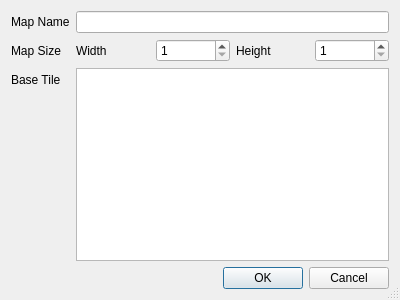
The window that hexmap_qt/hexmap_widgets/dialogs/new_map_dialog.ui (mflagel/asdf_multiplat) describes before a commit, drawn with Qt 5.
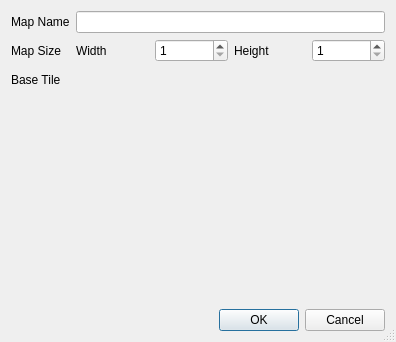
The same window after the commit. Custom widgets are drawn as their Qt base class.

Commit message: new_map_dialog now has a palette_widget_t for selecting the base tile of the map (does not currently use the selected value, need to modify editor_t code first)

```diff
--- a/hexmap_qt/hexmap_widgets/dialogs/new_map_dialog.ui
+++ b/hexmap_qt/hexmap_widgets/dialogs/new_map_dialog.ui
@@ -6,8 +6,8 @@
    <rect>
     <x>0</x>
     <y>0</y>
-    <width>400</width>
-    <height>300</height>
+    <width>396</width>
+    <height>342</height>
    </rect>
   </property>
   <property name="windowTitle">
@@ -22,6 +22,9 @@
   <layout class="QVBoxLayout" name="verticalLayout">
    <item>
     <layout class="QFormLayout" name="formLayout_2">
+     <property name="fieldGrowthPolicy">
+      <enum>QFormLayout::AllNonFixedFieldsGrow</enum>
+     </property>
      <item row="0" column="0">
       <widget class="QLabel" name="lbl_mapName">
        <property name="text">
@@ -109,36 +112,14 @@
       </widget>
      </item>
      <item row="2" column="1">
-      <layout class="QHBoxLayout" name="horizontalLayout_3">
-       <item>
-        <widget class="QListView" name="list_baseTile">
-         <property name="verticalScrollBarPolicy">
-          <enum>Qt::ScrollBarAlwaysOff</enum>
-         </property>
-         <property name="sizeAdjustPolicy">
-          <enum>QAbstractScrollArea::AdjustToContents</enum>
-         </property>
-         <property name="dragDropMode">
-          <enum>QAbstractItemView::DragDrop</enum>
-         </property>
-         <property name="defaultDropAction">
-          <enum>Qt::IgnoreAction</enum>
-         </property>
-         <property name="movement">
-          <enum>QListView::Snap</enum>
-         </property>
-         <property name="resizeMode">
-          <enum>QListView::Adjust</enum>
-         </property>
-         <property name="viewMode">
-          <enum>QListView::IconMode</enum>
-         </property>
-         <property name="uniformItemSizes">
-          <bool>true</bool>
-         </property>
-        </widget>
-       </item>
-      </layout>
+      <widget class="palette_widget_t" name="base_tile_palette" native="true">
+       <property name="sizePolicy">
+        <sizepolicy hsizetype="Expanding" vsizetype="Expanding">
+         <horstretch>0</horstretch>
+         <verstretch>1</verstretch>
+        </sizepolicy>
+       </property>
+      </widget>
      </item>
     </layout>
    </item>
@@ -157,6 +138,14 @@
    </item>
   </layout>
  </widget>
+ <customwidgets>
+  <customwidget>
+   <class>palette_widget_t</class>
+   <extends>QWidget</extends>
+   <header>palette_widget.h</header>
+   <container>1</container>
+  </customwidget>
+ </customwidgets>
  <resources/>
  <connections>
   <connection>
```
Left out of the diff: 2 changed lines with no effect on the pictures. The commit also changes 4 other files.
